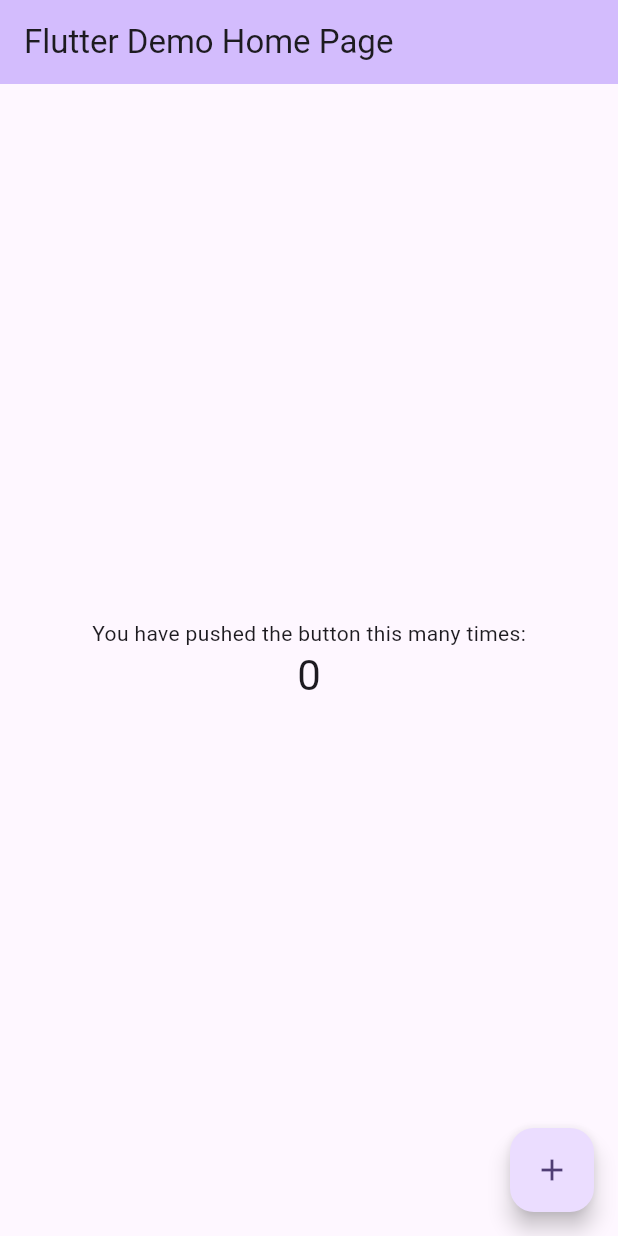
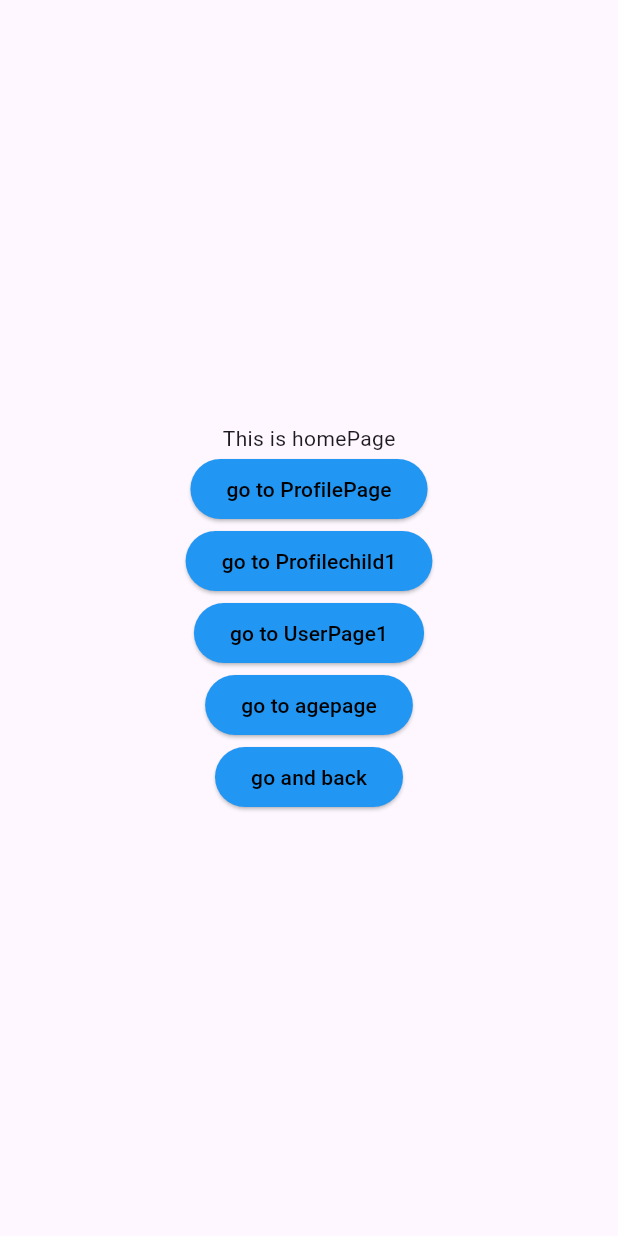
Before and after one commit to uchamod/Flutter_Go_Router, a Flutter app: the screen it shows after launch, on a phone screen of 412 x 824 dp. Run offline on Flutter 3.47's test engine with Material 3 defaults, Android fonts, the phone set to English and light mode, and no system bars; our stand-ins replace go_router.

Commit message:
add pages and set up go routes using go,go named and push

```diff
--- /dev/null
+++ b/lib/data/userdata.dart
@@ -0,0 +1,3 @@
+class UserData {
+  final bool isUserLogin = true;
+}
--- a/lib/main.dart
+++ b/lib/main.dart
@@ -1,4 +1,5 @@
 import 'package:flutter/material.dart';
+import 'package:flutter_go_router/router/router.dart';
 
 void main() {
   runApp(const MyApp());
@@ -7,119 +8,14 @@ void main() {
 class MyApp extends StatelessWidget {
   const MyApp({super.key});
 
-  // This widget is the root of your application.
   @override
   Widget build(BuildContext context) {
-    return MaterialApp(
-      title: 'Flutter Demo',
-      theme: ThemeData(
-        // This is the theme of your application.
-        //
-        // TRY THIS: Try running your application with "flutter run". You'll see
-        // the application has a purple toolbar. Then, without quitting the app,
-        // try changing the seedColor in the colorScheme below to Colors.green
-        // and then invoke "hot reload" (save your changes or press the "hot
-        // reload" button in a Flutter-supported IDE, or press "r" if you used
-        // the command line to start the app).
-        //
-        // Notice that the counter didn't reset back to zero; the application
-        // state is not lost during the reload. To reset the state, use hot
-        // restart instead.
-        //
-        // This works for code too, not just values: Most code changes can be
-        // tested with just a hot reload.
-        colorScheme: ColorScheme.fromSeed(seedColor: Colors.deepPurple),
-        useMaterial3: true,
-      ),
-      home: const MyHomePage(title: 'Flutter Demo Home Page'),
+    //link the router class to the material app
+    return  MaterialApp.router(
+      debugShowCheckedModeBanner: false,
+      //config the routercalss and direct to the homepage
+      routerConfig: RouterClass().router,
+
     );
   }
 }
-
-class MyHomePage extends StatefulWidget {
-  const MyHomePage({super.key, required this.title});
-
-  // This widget is the home page of your application. It is stateful, meaning
-  // that it has a State object (defined below) that contains fields that affect
-  // how it looks.
-
-  // This class is the configuration for the state. It holds the values (in this
-  // case the title) provided by the parent (in this case the App widget) and
-  // used by the build method of the State. Fields in a Widget subclass are
-  // always marked "final".
-
-  final String title;
-
-  @override
-  State<MyHomePage> createState() => _MyHomePageState();
-}
-
-class _MyHomePageState extends State<MyHomePage> {
-  int _counter = 0;
-
-  void _incrementCounter() {
-    setState(() {
-      // This call to setState tells the Flutter framework that something has
-      // changed in this State, which causes it to rerun the build method below
-      // so that the display can reflect the updated values. If we changed
-      // _counter without calling setState(), then the build method would not be
-      // called again, and so nothing would appear to happen.
-      _counter++;
-    });
-  }
-
-  @override
-  Widget build(BuildContext context) {
-    // This method is rerun every time setState is called, for instance as done
-    // by the _incrementCounter method above.
-    //
-    // The Flutter framework has been optimized to make rerunning build methods
-    // fast, so that you can just rebuild anything that needs updating rather
-    // than having to individually change instances of widgets.
-    return Scaffold(
-      appBar: AppBar(
-        // TRY THIS: Try changing the color here to a specific color (to
-        // Colors.amber, perhaps?) and trigger a hot reload to see the AppBar
-        // change color while the other colors stay the same.
-        backgroundColor: Theme.of(context).colorScheme.inversePrimary,
-        // Here we take the value from the MyHomePage object that was created by
-        // the App.build method, and use it to set our appbar title.
-        title: Text(widget.title),
-      ),
-      body: Center(
-        // Center is a layout widget. It takes a single child and positions it
-        // in the middle of the parent.
-        child: Column(
-          // Column is also a layout widget. It takes a list of children and
-          // arranges them vertically. By default, it sizes itself to fit its
-          // children horizontally, and tries to be as tall as its parent.
-          //
-          // Column has various properties to control how it sizes itself and
-          // how it positions its children. Here we use mainAxisAlignment to
-          // center the children vertically; the main axis here is the vertical
-          // axis because Columns are vertical (the cross axis would be
-          // horizontal).
-          //
-          // TRY THIS: Invoke "debug painting" (choose the "Toggle Debug Paint"
-          // action in the IDE, or press "p" in the console), to see the
-          // wireframe for each widget.
-          mainAxisAlignment: MainAxisAlignment.center,
-          children: <Widget>[
-            const Text(
-              'You have pushed the button this many times:',
-            ),
-            Text(
-              '$_counter',
-              style: Theme.of(context).textTheme.headlineMedium,
-            ),
-          ],
-        ),
-      ),
-      floatingActionButton: FloatingActionButton(
-        onPressed: _incrementCounter,
-        tooltip: 'Increment',
-        child: const Icon(Icons.add),
-      ), // This trailing comma makes auto-formatting nicer for build methods.
-    );
-  }
-}
--- /dev/null
+++ b/lib/pages/agepage.dart
@@ -0,0 +1,13 @@
+import 'package:flutter/material.dart';
+
+class AgePage extends StatelessWidget {
+  final int age;
+  const AgePage({super.key, required this.age});
+
+  @override
+  Widget build(BuildContext context) {
+    return Scaffold(
+      body: Center(child: Text("this is my age : $age")),
+    );
+  }
+}
--- /dev/null
+++ b/lib/pages/homepage.dart
@@ -0,0 +1,123 @@
+import 'package:flutter/material.dart';
+import 'package:flutter_go_router/router/routenames.dart';
+import 'package:go_router/go_router.dart';
+
+class Homepage extends StatefulWidget {
+  const Homepage({super.key});
+
+  @override
+  State<Homepage> createState() => _HomepageState();
+}
+
+class _HomepageState extends State<Homepage> {
+  @override
+  Widget build(BuildContext context) {
+    return Scaffold(
+      body: Padding(
+        padding: const EdgeInsets.all(10),
+        child: Column(
+          mainAxisAlignment: MainAxisAlignment.center,
+          children: [
+            const Center(child: const Text("This is homePage")),
+            //go to profile page
+            ElevatedButton(
+              style: const ButtonStyle(
+                  backgroundColor: WidgetStatePropertyAll(Colors.blue)),
+              onPressed: () {
+                //set up the route page
+                //go to profile page
+                GoRouter.of(context).goNamed(RouteNames.profile);
+              },
+              child: const Text(
+                "go to ProfilePage",
+                style: TextStyle(color: Colors.black),
+              ),
+            ),
+            //go to profile child page
+            ElevatedButton(
+              style: const ButtonStyle(
+                  backgroundColor: WidgetStatePropertyAll(Colors.blue)),
+              onPressed: () {
+                //set up the route page
+                //goto the profile routepage
+                GoRouter.of(context).go("/profilepage/child1");
+              },
+              child: const Text(
+                "go to Profilechild1",
+                style: TextStyle(color: Colors.black),
+              ),
+            ),
+            //user page route 1
+            ElevatedButton(
+                style: const ButtonStyle(
+                    backgroundColor: WidgetStatePropertyAll(Colors.blue)),
+                onPressed: () {
+                  //set up the route page
+                  //go to the userpage
+                  //when have more than one parameter use a map
+                  GoRouter.of(context).goNamed(
+                    RouteNames.user,
+                    extra: {"name": "chamod", "age": 22},
+                  );
+                },
+                child: const Text(
+                  "go to UserPage1",
+                  style: TextStyle(color: Colors.black),
+                )),
+            //user page route2
+            // ElevatedButton(
+            //     style: const ButtonStyle(
+            //         backgroundColor: WidgetStatePropertyAll(Colors.blue)),
+            //     onPressed: () {
+            //       //set up the route page
+            //       //go to the userpage
+            //       //when have more than one parameter use a map
+            //       String name = "udara";
+            //       int age = 24;
+            //       GoRouter.of(context).go(
+            //         "/userpage/$name/$age",
+
+            //       );
+            //     },
+            //     child: const Text(
+            //       "go to UserPage2",
+            //       style: TextStyle(color: Colors.black),
+            //     ))
+            //go to agepage
+            //pass the data using query parameters
+            ElevatedButton(
+                style: const ButtonStyle(
+                    backgroundColor: WidgetStatePropertyAll(Colors.blue)),
+                onPressed: () {
+                  //set up the route page
+                  //go to the agepage
+                  //when have more than one parameter use a map
+                  GoRouter.of(context).goNamed(
+                    RouteNames.agePage,
+                    queryParameters: {"age": "30"},
+                  );
+                },
+                child: const Text(
+                  "go to agepage",
+                  style: TextStyle(color: Colors.black),
+                )),
+            //go to backpage
+            ElevatedButton(
+                style: const ButtonStyle(
+                    backgroundColor: WidgetStatePropertyAll(Colors.blue)),
+                onPressed: () {
+                  //set up the route page
+                  //go to the backpage
+                  //route to page using push:allows to back
+                  GoRouter.of(context).push("/backpage");
+                },
+                child: const Text(
+                  "go and back",
+                  style: TextStyle(color: Colors.black),
+                )),
+          ],
+        ),
+      ),
+    );
+  }
+}
--- /dev/null
+++ b/lib/router/routenames.dart
@@ -0,0 +1,9 @@
+class RouteNames{
+  //add route pathnames
+  static const String home = 'home';
+  static const String profile = 'profile';
+  static const String user = 'user';
+  static const String profileChild = 'userchild';
+  static const String agePage = 'agepage';
+
+}
--- /dev/null
+++ b/lib/router/router.dart
@@ -0,0 +1,111 @@
+import 'package:flutter/material.dart';
+import 'package:flutter_go_router/pages/agepage.dart';
+import 'package:flutter_go_router/pages/backpage.dart';
+import 'package:flutter_go_router/pages/errorpage.dart';
+import 'package:flutter_go_router/pages/homepage.dart';
+import 'package:flutter_go_router/pages/login.dart';
+import 'package:flutter_go_router/pages/profilepage.dart';
+import 'package:flutter_go_router/pages/profilepage_child1.dart';
+import 'package:flutter_go_router/pages/userpage.dart';
+import 'package:flutter_go_router/router/routenames.dart';
+import 'package:go_router/go_router.dart';
+
+class RouterClass {
+  final router = GoRouter(
+    //  initial route
+    initialLocation: "/",
+    //error hadling page
+    errorPageBuilder: (context, state) {
+      return const MaterialPage<dynamic>(child: Errorpage());
+    },
+    //redirect the page
+    //  redirect: (context, state) {
+    //     bool isUserLogin = UserData().isUserLogin;
+    //     if (isUserLogin) {
+    //       return "/";
+    //     } else {
+    //       return "/loginpage";
+    //     }
+    //   },
+    routes: [
+      //homepage
+
+      GoRoute(
+        //defult path
+        name: RouteNames.home,
+        path: "/",
+        builder: (context, state) {
+          return const Homepage();
+        },
+      ),
+      //profile page
+      GoRoute(
+          name: RouteNames.profile,
+          path: "/profilepage",
+          builder: (context, state) {
+            return const ProfilePage();
+          },
+          //nested routs in profile page
+          routes: [
+            GoRoute(
+              name: RouteNames.profileChild,
+              path: "child1",
+              builder: (context, state) {
+                return const ProfilepageChild1();
+              },
+            )
+          ]),
+      //user page
+      GoRoute(
+        name: RouteNames.user,
+        path: "/userpage",
+        builder: (context, state) {
+          //add extra parameter using  map
+          final String name = (state.extra as Map<String, dynamic>)["name"];
+          final int age = (state.extra as Map<String, dynamic>)["age"];
+          return UserPage(
+            userName: name,
+            userAge: age,
+          );
+        },
+      ),
+      //get the data using path variable
+      //  GoRoute(
+      //   name: "UserPage2",
+      //   path: "/userpage/:name/:age",
+      // builder: (context, state) {
+      //   //add extra parameter using  map
+
+      //   return UserPage(userName: state.pathParameters["name"]!,userAge:state.pathParameters["age"]!);
+      // },),
+      //agepage
+      //get the data using query parameters
+      GoRoute(
+        path: "/age",
+        name: RouteNames.agePage,
+        builder: (context, state) {
+          final int age = state.uri.queryParameters["age"] == null
+              ? 0
+              : int.parse(state.uri.queryParameters["age"]!);
+          return AgePage(
+            age: age,
+          );
+        },
+      ),
+      //login page
+      GoRoute(
+          name: "login",
+          path: "/loginpage",
+          builder: (context, state) {
+            return const LoginPage();
+          }),
+          //back page
+            GoRoute(
+          name: "back",
+          path: "/backpage",
+          builder: (context, state) {
+            return const BackPage();
+          }),
+    ],
+  );
+}
--- a/pubspec.yaml
+++ b/pubspec.yaml
@@ -35,6 +35,7 @@ dependencies:
   # The following adds the Cupertino Icons font to your application.
   # Use with the CupertinoIcons class for iOS style icons.
   cupertino_icons: ^1.0.6
+  go_router: ^14.2.0
 
 dev_dependencies:
   flutter_test:
```
Also changed, not shown: lib/pages/backpage.dart (added, +18 -0 lines), lib/pages/errorpage.dart (added, +47 -0 lines), lib/pages/login.dart (added, +17 -0 lines), lib/pages/profilepage.dart (added, +53 -0 lines), lib/pages/profilepage_child1.dart (added, +36 -0 lines), lib/pages/userpage.dart (added, +27 -0 lines), pubspec.lock.
